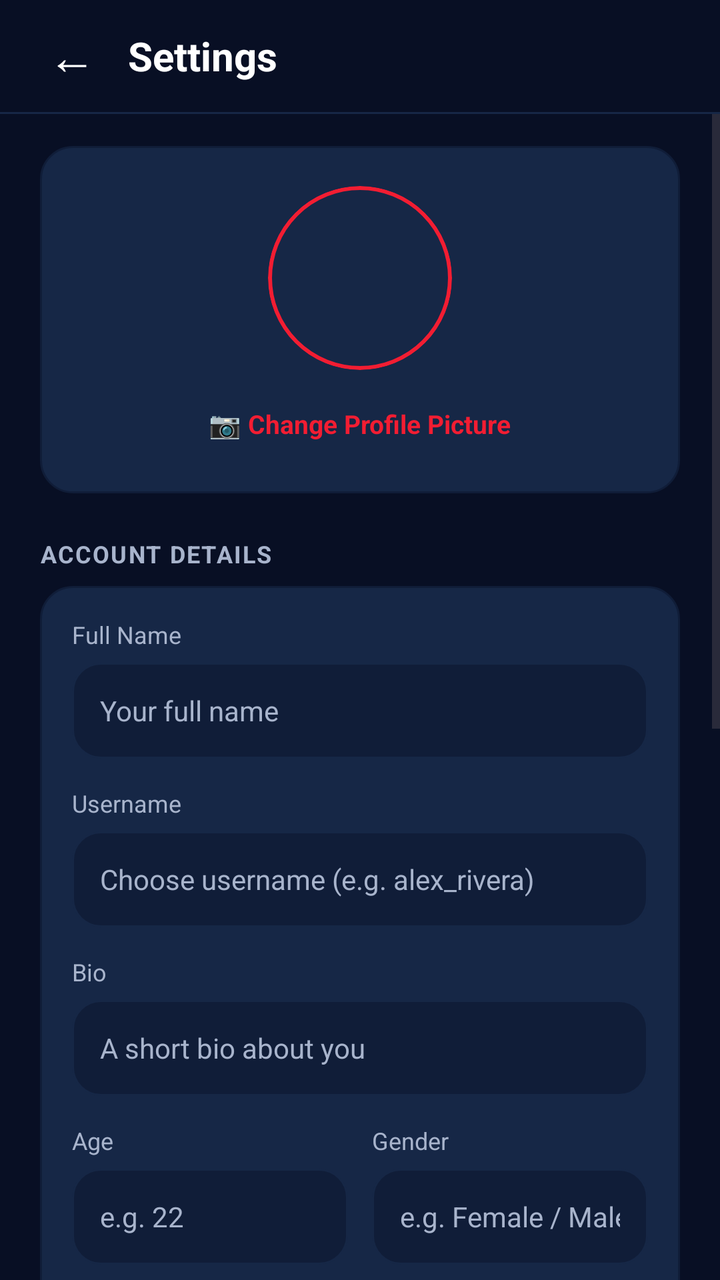
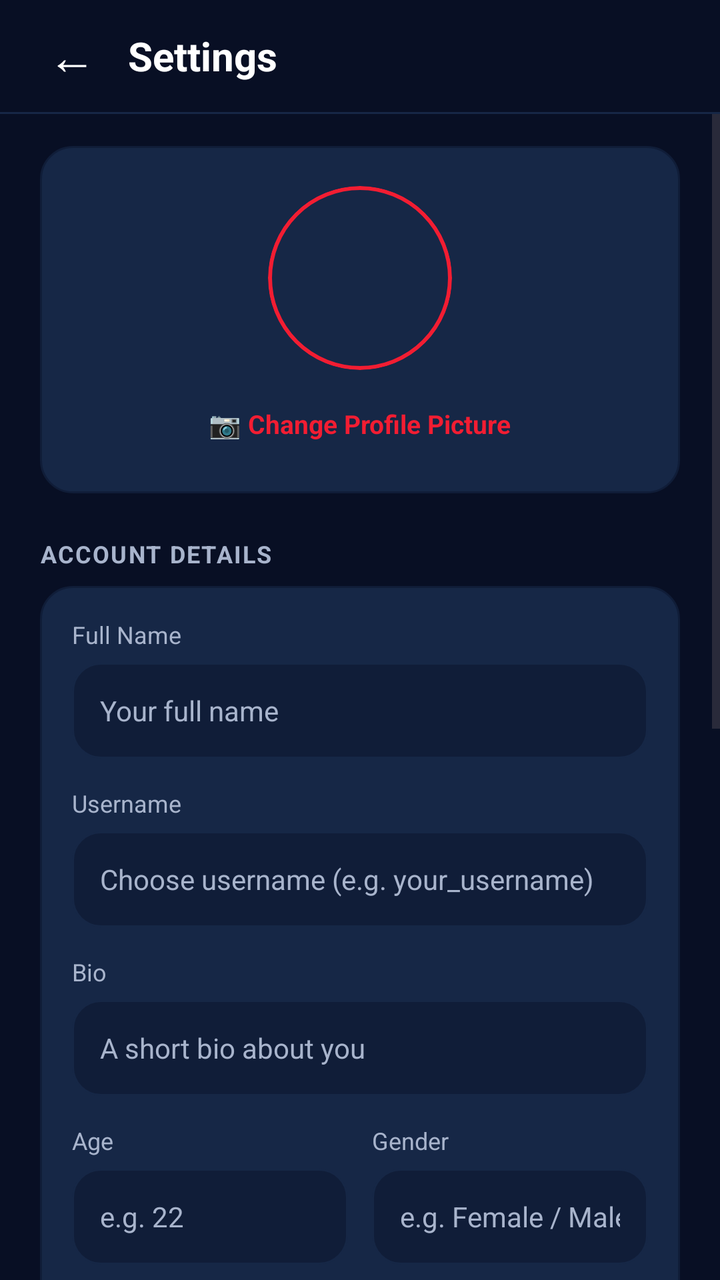

An Android layout rendered at two revisions. The XML below is the earlier revision; the diff shows what the commit changed to produce the second picture.
<!-- AndroidManifest.xml: application theme Theme.Task_3 -->
<!-- res/layout/activity_settings.xml -->
<?xml version="1.0" encoding="utf-8"?>
<androidx.constraintlayout.widget.ConstraintLayout
    xmlns:android="http://schemas.android.com/apk/res/android"
    xmlns:app="http://schemas.android.com/apk/res-auto"
    xmlns:tools="http://schemas.android.com/tools"
    android:id="@+id/main"
    android:layout_width="match_parent"
    android:layout_height="match_parent"
    android:fitsSystemWindows="true"
    android:background="@color/primary_background"
    tools:context=".SettingsActivity">

    
    <LinearLayout
        android:id="@+id/topBar"
        android:layout_width="match_parent"
        android:layout_height="56dp"
        android:gravity="center_vertical"
        android:orientation="horizontal"
        android:paddingHorizontal="16dp"
        app:layout_constraintTop_toTopOf="parent">

        <TextView
            android:id="@+id/btnBack"
            android:layout_width="40dp"
            android:layout_height="40dp"
            android:gravity="center"
            android:text="←"
            android:textColor="@color/primary_text"
            android:textSize="24sp"
            android:background="?attr/selectableItemBackgroundBorderless"
            android:clickable="true"
            android:focusable="true" />

        <TextView
            android:layout_width="0dp"
            android:layout_height="wrap_content"
            android:layout_marginStart="8dp"
            android:layout_weight="1"
            android:text="Settings"
            android:textColor="@color/primary_text"
            android:textSize="20sp"
            android:textStyle="bold" />
    </LinearLayout>

    <View
        android:id="@+id/dividerTop"
        android:layout_width="match_parent"
        android:layout_height="1dp"
        android:background="@color/card_surface"
        app:layout_constraintTop_toBottomOf="@id/topBar" />

    <ScrollView
        android:layout_width="match_parent"
        android:layout_height="0dp"
        android:fillViewport="true"
        app:layout_constraintTop_toBottomOf="@id/dividerTop"
        app:layout_constraintBottom_toBottomOf="parent">

        <LinearLayout
            android:layout_width="match_parent"
            android:layout_height="wrap_content"
            android:orientation="vertical"
            android:paddingHorizontal="20dp"
            android:paddingTop="16dp"
            android:paddingBottom="40dp">

            
            <LinearLayout
                android:layout_width="match_parent"
                android:layout_height="wrap_content"
                android:background="@drawable/bg_card_dark"
                android:gravity="center"
                android:orientation="vertical"
                android:padding="20dp">

                <FrameLayout
                    android:layout_width="wrap_content"
                    android:layout_height="wrap_content">

                    <com.google.android.material.imageview.ShapeableImageView
                        android:id="@+id/ivSettingsAvatar"
                        android:layout_width="92dp"
                        android:layout_height="92dp"
                        android:scaleType="centerCrop"
                        android:background="@drawable/bg_avatar_placeholder"
                        app:shapeAppearanceOverlay="@style/ShapeAppearance.Material3.Corner.Full" />

                    <ProgressBar
                        android:id="@+id/pbPfpUpload"
                        android:layout_width="36dp"
                        android:layout_height="36dp"
                        android:layout_gravity="center"
                        android:indeterminateTint="@color/primary_red"
                        android:visibility="gone" />
                </FrameLayout>

                <TextView
                    android:id="@+id/btnChangePfp"
                    android:layout_width="wrap_content"
                    android:layout_height="wrap_content"
                    android:layout_marginTop="12dp"
                    android:text="📷 Change Profile Picture"
                    android:textColor="@color/primary_red"
                    android:textSize="13sp"
                    android:textStyle="bold"
                    android:padding="6dp"
                    android:clickable="true"
                    android:focusable="true" />
            </LinearLayout>

            
            <TextView
                android:layout_width="wrap_content"
                android:layout_height="wrap_content"
                android:layout_marginTop="22dp"
                android:layout_marginBottom="8dp"
                android:text="ACCOUNT DETAILS"
                android:textColor="@color/secondary_text"
                android:textSize="12sp"
                android:textStyle="bold"
                android:letterSpacing="0.06" />

            <LinearLayout
                android:layout_width="match_parent"
                android:layout_height="wrap_content"
                android:background="@drawable/bg_card_dark"
                android:orientation="vertical"
                android:padding="16dp">

                
                <TextView
                    android:layout_width="wrap_content"
                    android:layout_height="wrap_content"
                    android:text="Full Name"
                    android:textColor="@color/secondary_text"
                    android:textSize="12sp" />

                <EditText
                    android:id="@+id/etSettingsName"
                    android:layout_width="match_parent"
                    android:layout_height="48dp"
                    android:layout_marginTop="6dp"
                    android:background="@drawable/input_box"
                    android:hint="Your full name"
                    android:inputType="textPersonName"
                    android:paddingHorizontal="14dp"
                    android:textColor="@color/primary_text"
                    android:textColorHint="@color/secondary_text"
                    android:textSize="14sp" />

                
                <TextView
                    android:layout_width="wrap_content"
                    android:layout_height="wrap_content"
                    android:layout_marginTop="14dp"
                    android:text="Username"
                    android:textColor="@color/secondary_text"
                    android:textSize="12sp" />

                <EditText
                    android:id="@+id/etSettingsUsername"
                    android:layout_width="match_parent"
                    android:layout_height="48dp"
                    android:layout_marginTop="6dp"
                    android:background="@drawable/input_box"
                    android:hint="Choose username (e.g. alex_rivera)"
                    android:inputType="textNoSuggestions"
                    android:paddingHorizontal="14dp"
                    android:textColor="@color/primary_text"
                    android:textColorHint="@color/secondary_text"
                    android:textSize="14sp" />

                
                <TextView
                    android:layout_width="wrap_content"
                    android:layout_height="wrap_content"
                    android:layout_marginTop="14dp"
                    android:text="Bio"
                    android:textColor="@color/secondary_text"
                    android:textSize="12sp" />

                <EditText
                    android:id="@+id/etSettingsBio"
                    android:layout_width="match_parent"
                    android:layout_height="48dp"
                    android:layout_marginTop="6dp"
                    android:background="@drawable/input_box"
                    android:hint="A short bio about you"
                    android:inputType="textCapSentences"
                    android:paddingHorizontal="14dp"
                    android:textColor="@color/primary_text"
                    android:textColorHint="@color/secondary_text"
                    android:textSize="14sp" />

                
                <LinearLayout
                    android:layout_width="match_parent"
                    android:layout_height="wrap_content"
                    android:layout_marginTop="14dp"
                    android:orientation="horizontal">

                    <LinearLayout
                        android:layout_width="0dp"
                        android:layout_height="wrap_content"
                        android:layout_weight="1"
                        android:layout_marginEnd="6dp"
                        android:orientation="vertical">

                        <TextView
                            android:layout_width="wrap_content"
                            android:layout_height="wrap_content"
                            android:text="Age"
                            android:textColor="@color/secondary_text"
                            android:textSize="12sp" />

                        <EditText
                            android:id="@+id/etSettingsAge"
                            android:layout_width="match_parent"
                            android:layout_height="48dp"
                            android:layout_marginTop="6dp"
                            android:background="@drawable/input_box"
                            android:hint="e.g. 22"
                            android:inputType="number"
                            android:paddingHorizontal="14dp"
                            android:textColor="@color/primary_text"
                            android:textColorHint="@color/secondary_text"
                            android:textSize="14sp" />
                    </LinearLayout>

                    <LinearLayout
                        android:layout_width="0dp"
                        android:layout_height="wrap_content"
                        android:layout_weight="1"
                        android:layout_marginStart="6dp"
                        android:orientation="vertical">

                        <TextView
                            android:layout_width="wrap_content"
                            android:layout_height="wrap_content"
                            android:text="Gender"
                            android:textColor="@color/secondary_text"
                            android:textSize="12sp" />

                        <EditText
                            android:id="@+id/etSettingsGender"
                            android:layout_width="match_parent"
                            android:layout_height="48dp"
                            android:layout_marginTop="6dp"
                            android:background="@drawable/input_box"
                            android:hint="e.g. Female / Male"
                            android:inputType="textCapWords"
                            android:paddingHorizontal="14dp"
                            android:textColor="@color/primary_text"
                            android:textColorHint="@color/secondary_text"
                            android:textSize="14sp" />
                    </LinearLayout>
                </LinearLayout>

                
                <TextView
                    android:layout_width="wrap_content"
                    android:layout_height="wrap_content"
                    android:layout_marginTop="14dp"
                    android:text="Location / Address"
                    android:textColor="@color/secondary_text"
                    android:textSize="12sp" />

                <EditText
                    android:id="@+id/etSettingsAddress"
                    android:layout_width="match_parent"
                    android:layout_height="48dp"
                    android:layout_marginTop="6dp"
                    android:background="@drawable/input_box"
                    android:hint="e.g. San Francisco, CA"
                    android:inputType="textPostalAddress"
                    android:paddingHorizontal="14dp"
                    android:textColor="@color/primary_text"
                    android:textColorHint="@color/secondary_text"
                    android:textSize="14sp" />

                
                <androidx.appcompat.widget.AppCompatButton
                    android:id="@+id/btnSaveProfile"
                    android:layout_width="match_parent"
                    android:layout_height="48dp"
                    android:layout_marginTop="20dp"
                    android:background="@drawable/bg_primary_button"
                    android:text="Save Changes  ✓"
                    android:textAllCaps="false"
                    android:textColor="@color/white"
                    android:textSize="15sp"
                    android:textStyle="bold" />
            </LinearLayout>

            
            <TextView
                android:layout_width="wrap_content"
                android:layout_height="wrap_content"
                android:layout_marginTop="24dp"
                android:layout_marginBottom="8dp"
                android:text="LEGAL &amp; ABOUT"
                android:textColor="@color/secondary_text"
                android:textSize="12sp"
                android:textStyle="bold"
                android:letterSpacing="0.06" />

            <LinearLayout
                android:layout_width="match_parent"
                android:layout_height="wrap_content"
                android:background="@drawable/bg_card_dark"
                android:orientation="vertical">

                
                <LinearLayout
                    android:id="@+id/btnTerms"
                    android:layout_width="match_parent"
                    android:layout_height="56dp"
                    android:gravity="center_vertical"
                    android:orientation="horizontal"
                    android:paddingHorizontal="16dp"
                    android:background="?attr/selectableItemBackground"
                    android:clickable="true"
                    android:focusable="true">

                    <TextView
                        android:layout_width="wrap_content"
                        android:layout_height="wrap_content"
                        android:text="📜"
                        android:textSize="18sp" />

                    <LinearLayout
                        android:layout_width="0dp"
                        android:layout_height="wrap_content"
                        android:layout_marginStart="14dp"
                        android:layout_weight="1"
                        android:orientation="vertical">

                        <TextView
                            android:layout_width="wrap_content"
                            android:layout_height="wrap_content"
                            android:text="Terms &amp; Conditions"
                            android:textColor="@color/primary_text"
                            android:textSize="14sp"
                            android:textStyle="bold" />

                        <TextView
                            android:layout_width="wrap_content"
                            android:layout_height="wrap_content"
                            android:text="User agreement &amp; community rules"
                            android:textColor="@color/secondary_text"
                            android:textSize="11sp" />
                    </LinearLayout>

                    <TextView
                        android:layout_width="wrap_content"
                        android:layout_height="wrap_content"
                        android:text="›"
                        android:textColor="@color/secondary_text"
                        android:textSize="20sp" />
                </LinearLayout>

                <View
                    android:layout_width="match_parent"
                    android:layout_height="1dp"
                    android:background="@color/secondary_background" />

                
                <LinearLayout
                    android:id="@+id/btnPrivacy"
                    android:layout_width="match_parent"
                    android:layout_height="56dp"
                    android:gravity="center_vertical"
                    android:orientation="horizontal"
                    android:paddingHorizontal="16dp"
                    android:background="?attr/selectableItemBackground"
                    android:clickable="true"
                    android:focusable="true">

                    <TextView
                        android:layout_width="wrap_content"
                        android:layout_height="wrap_content"
                        android:text="🔒"
                        android:textSize="18sp" />

                    <LinearLayout
                        android:layout_width="0dp"
                        android:layout_height="wrap_content"
                        android:layout_marginStart="14dp"
                        android:layout_weight="1"
                        android:orientation="vertical">

                        <TextView
                            android:layout_width="wrap_content"
                            android:layout_height="wrap_content"
                            android:text="Privacy Policy"
                            android:textColor="@color/primary_text"
                            android:textSize="14sp"
                            android:textStyle="bold" />

                        <TextView
                            android:layout_width="wrap_content"
                            android:layout_height="wrap_content"
                            android:text="How your information is protected"
                            android:textColor="@color/secondary_text"
                            android:textSize="11sp" />
                    </LinearLayout>

                    <TextView
                        android:layout_width="wrap_content"
                        android:layout_height="wrap_content"
                        android:text="›"
                        android:textColor="@color/secondary_text"
                        android:textSize="20sp" />
                </LinearLayout>

                <View
                    android:layout_width="match_parent"
                    android:layout_height="1dp"
                    android:background="@color/secondary_background" />

                
                <LinearLayout
                    android:id="@+id/btnAbout"
                    android:layout_width="match_parent"
                    android:layout_height="56dp"
                    android:gravity="center_vertical"
                    android:orientation="horizontal"
                    android:paddingHorizontal="16dp"
                    android:background="?attr/selectableItemBackground"
                    android:clickable="true"
                    android:focusable="true">

                    <TextView
                        android:layout_width="wrap_content"
                        android:layout_height="wrap_content"
                        android:text="🪶"
                        android:textSize="18sp" />

                    <LinearLayout
                        android:layout_width="0dp"
                        android:layout_height="wrap_content"
                        android:layout_marginStart="14dp"
                        android:layout_weight="1"
                        android:orientation="vertical">

                        <TextView
                            android:layout_width="wrap_content"
                            android:layout_height="wrap_content"
                            android:text="About Inkora"
                            android:textColor="@color/primary_text"
                            android:textSize="14sp"
                            android:textStyle="bold" />

                        <TextView
                            android:layout_width="wrap_content"
                            android:layout_height="wrap_content"
                            android:text="Version 1.0 • Create • Connect • Grow"
                            android:textColor="@color/secondary_text"
                            android:textSize="11sp" />
                    </LinearLayout>

                    <TextView
                        android:layout_width="wrap_content"
                        android:layout_height="wrap_content"
                        android:text="›"
                        android:textColor="@color/secondary_text"
                        android:textSize="20sp" />
                </LinearLayout>
            </LinearLayout>

            
            <TextView
                android:layout_width="wrap_content"
                android:layout_height="wrap_content"
                android:layout_marginTop="24dp"
                android:layout_marginBottom="8dp"
                android:text="ACCOUNT ACTIONS"
                android:textColor="@color/secondary_text"
                android:textSize="12sp"
                android:textStyle="bold"
                android:letterSpacing="0.06" />

            
            <LinearLayout
                android:id="@+id/btnLogout"
                android:layout_width="match_parent"
                android:layout_height="56dp"
                android:background="@drawable/bg_logout_button"
                android:gravity="center_vertical"
                android:orientation="horizontal"
                android:paddingHorizontal="18dp"
                android:clickable="true"
                android:focusable="true">

                <TextView
                    android:layout_width="wrap_content"
                    android:layout_height="wrap_content"
                    android:text="🚪"
                    android:textSize="18sp" />

                <LinearLayout
                    android:layout_width="0dp"
                    android:layout_height="wrap_content"
                    android:layout_marginStart="14dp"
                    android:layout_weight="1"
                    android:orientation="vertical">

                    <TextView
                        android:layout_width="wrap_content"
                        android:layout_height="wrap_content"
                        android:text="Log Out"
                        android:textColor="@color/primary_red"
                        android:textSize="15sp"
                        android:textStyle="bold" />

                    <TextView
                        android:layout_width="wrap_content"
                        android:layout_height="wrap_content"
                        android:text="Sign out of your session on this device"
                        android:textColor="@color/secondary_text"
                        android:textSize="11sp" />
                </LinearLayout>

                <TextView
                    android:layout_width="wrap_content"
                    android:layout_height="wrap_content"
                    android:text="→"
                    android:textColor="@color/primary_red"
                    android:textSize="18sp"
                    android:textStyle="bold" />
            </LinearLayout>

        </LinearLayout>
    </ScrollView>

</androidx.constraintlayout.widget.ConstraintLayout>
<!-- resources referenced by this layout -->
<resources>
  <color name="card_surface">#162746</color>
  <color name="primary_background">#080F24</color>
  <color name="primary_red">#F21D32</color>
  <color name="primary_text">#FFFFFF</color>
  <color name="secondary_background">#101D38</color>
  <color name="secondary_text">#A8B4CC</color>
  <color name="white">#FFFFFF</color>
  <!-- drawable bg_avatar_placeholder (drawable) -->
  <?xml version="1.0" encoding="utf-8"?>
  <shape xmlns:android="http://schemas.android.com/apk/res/android"
      android:shape="oval">
      <solid android:color="@color/card_surface" />
      <stroke
          android:width="2dp"
          android:color="@color/primary_red" />
  </shape>
  <!-- drawable bg_card_dark (drawable) -->
  <?xml version="1.0" encoding="utf-8"?>
  <shape xmlns:android="http://schemas.android.com/apk/res/android"
      android:shape="rectangle">
      <solid android:color="@color/card_surface" />
      <stroke
          android:width="1dp"
          android:color="@color/secondary_background" />
      <corners android:radius="16dp" />
  </shape>
  <!-- drawable bg_logout_button (drawable) -->
  <?xml version="1.0" encoding="utf-8"?>
  <shape xmlns:android="http://schemas.android.com/apk/res/android"
      android:shape="rectangle">
      <solid android:color="@color/card_surface" />
      <stroke
          android:width="1dp"
          android:color="#4DF21D32" />
      <corners android:radius="14dp" />
  </shape>
  <!-- drawable bg_primary_button (drawable) -->
  <?xml version="1.0" encoding="utf-8"?>
  <shape xmlns:android="http://schemas.android.com/apk/res/android"
      android:shape="rectangle">
      <solid android:color="@color/primary_red" />
      <corners android:radius="26dp" />
  </shape>
  <!-- drawable input_box (drawable) -->
  <?xml version="1.0" encoding="utf-8"?>
  <shape xmlns:android="http://schemas.android.com/apk/res/android"
      android:shape="rectangle">
      <solid android:color="@color/secondary_background" />
      <stroke
          android:width="1dp"
          android:color="@color/card_surface" />
      <corners android:radius="14dp" />
  </shape>
  <style name="Theme.Task_3" parent="Base.Theme.Task_3" />
  <style name="Base.Theme.Task_3" parent="Theme.Material3.DayNight.NoActionBar">
          <item name="colorPrimary">@color/primary_red</item>
          <item name="colorPrimaryVariant">@color/secondary_background</item>
          <item name="colorSecondary">@color/primary_red</item>
          <item name="android:statusBarColor">@color/primary_background</item>
          <item name="android:windowBackground">@color/primary_background</item>
          <item name="android:navigationBarColor">@color/secondary_background</item>
      </style>
</resources>

<!-- the commit's change to res/layout/activity_settings.xml (unified diff, before → after) -->
@@ -164,7 +164,7 @@
                     android:layout_height="48dp"
                     android:layout_marginTop="6dp"
                     android:background="@drawable/input_box"
-                    android:hint="Choose username (e.g. alex_rivera)"
+                    android:hint="Choose username (e.g. your_username)"
                     android:inputType="textNoSuggestions"
                     android:paddingHorizontal="14dp"
                     android:textColor="@color/primary_text"
@@ -272,7 +272,7 @@
                     android:layout_height="48dp"
                     android:layout_marginTop="6dp"
                     android:background="@drawable/input_box"
-                    android:hint="e.g. San Francisco, CA"
+                    android:hint="e.g. City, Country"
                     android:inputType="textPostalAddress"
                     android:paddingHorizontal="14dp"
                     android:textColor="@color/primary_text"
